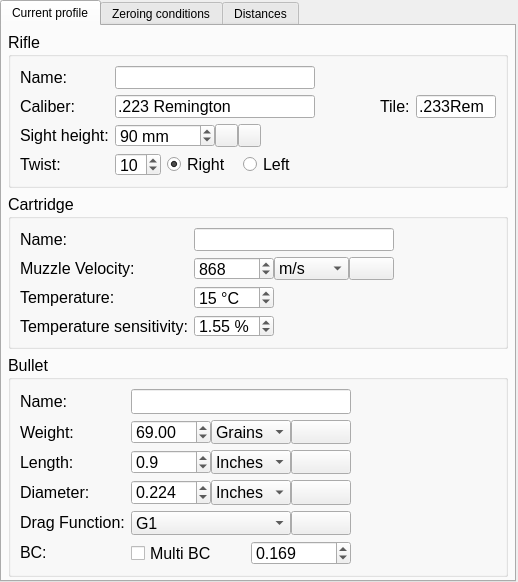
This is ui_templates/profile_current.ui in o-murphy/archer_ballistics_constructor as Qt 5 draws it before an edit. The edited form follows.
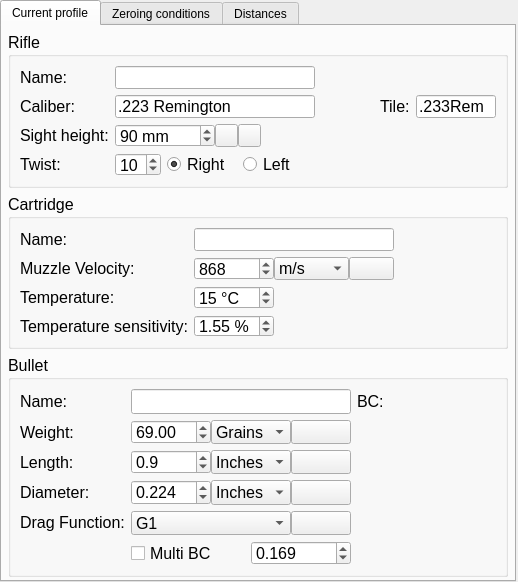
This is the edited form. Icons and pictures are not drawn.

```diff
--- a/ui_templates/profile_current.ui
+++ b/ui_templates/profile_current.ui
@@ -1129,24 +1129,6 @@
             </property>
            </widget>
           </item>
-          <item row="5" column="0">
-           <widget class="QLabel" name="label_78">
-            <property name="maximumSize">
-             <size>
-              <width>105</width>
-              <height>23</height>
-             </size>
-            </property>
-            <property name="font">
-             <font>
-              <pointsize>12</pointsize>
-             </font>
-            </property>
-            <property name="text">
-             <string>BC:</string>
-            </property>
-           </widget>
-          </item>
           <item row="1" column="1">
            <widget class="QWidget" name="horizontalWidget_17" native="true">
             <property name="minimumSize">
@@ -1783,7 +1765,7 @@
             </layout>
            </widget>
           </item>
-          <item row="0" column="3" rowspan="6">
+          <item row="1" column="2">
            <spacer name="horizontalSpacer">
             <property name="orientation">
              <enum>Qt::Horizontal</enum>
@@ -1796,6 +1778,24 @@
             </property>
            </spacer>
           </item>
+          <item row="0" column="2">
+           <widget class="QLabel" name="label_78">
+            <property name="maximumSize">
+             <size>
+              <width>105</width>
+              <height>23</height>
+             </size>
+            </property>
+            <property name="font">
+             <font>
+              <pointsize>12</pointsize>
+             </font>
+            </property>
+            <property name="text">
+             <string>BC:</string>
+            </property>
+           </widget>
+          </item>
          </layout>
         </widget>
        </item>
```
Left out of the diff: 10 changed lines with no effect on the pictures.
